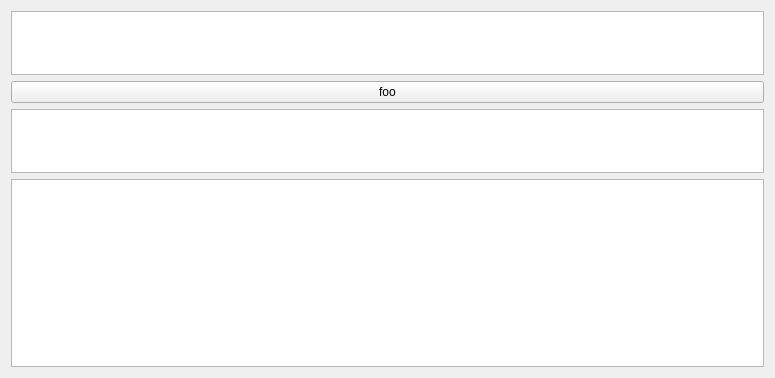
phresnel/picogen, file src/xyto/Xytoplax/simple.ui: the form before one commit.
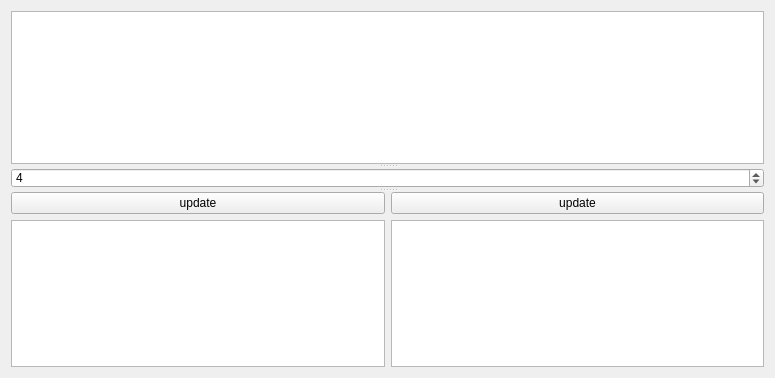
The form after the commit.

What changed in the file:
```diff
--- a/src/xyto/Xytoplax/simple.ui
+++ b/src/xyto/Xytoplax/simple.ui
@@ -13,54 +13,95 @@
   <property name="windowTitle">
    <string>Form</string>
   </property>
-  <layout class="QGridLayout" name="gridLayout">
-   <item row="0" column="0">
+  <layout class="QVBoxLayout" name="verticalLayout">
+   <item>
+    <widget class="QSplitter" name="splitter">
+     <property name="orientation">
+      <enum>Qt::Vertical</enum>
+     </property>
     <widget class="QPlainTextEdit" name="sourceCode">
      <property name="sizePolicy">
-      <sizepolicy hsizetype="Expanding" vsizetype="Fixed">
+       <sizepolicy hsizetype="Expanding" vsizetype="Expanding">
        <horstretch>0</horstretch>
        <verstretch>0</verstretch>
       </sizepolicy>
      </property>
+     </widget>
+     <widget class="QWidget" name="horizontalLayoutWidget">
+      <layout class="QHBoxLayout" name="horizontalLayout">
+       <property name="sizeConstraint">
+        <enum>QLayout::SetMaximumSize</enum>
+       </property>
+       <item>
+        <widget class="QSpinBox" name="numIterations">
      <property name="maximumSize">
       <size>
        <width>16777215</width>
-       <height>64</height>
-      </size>
-     </property>
-    </widget>
-   </item>
-   <item row="1" column="0">
-    <widget class="QPushButton" name="pushButton">
+           <height>20</height>
+          </size>
+         </property>
+         <property name="minimum">
+          <number>1</number>
+         </property>
+         <property name="value">
+          <number>4</number>
+         </property>
+        </widget>
+       </item>
+      </layout>
+     </widget>
+     <widget class="QWidget" name="horizontalLayoutWidget_2">
+      <layout class="QHBoxLayout" name="horizontalLayout_2">
+       <item>
+        <layout class="QVBoxLayout" name="verticalLayout_2">
+         <item>
+          <widget class="QPushButton" name="draw">
+           <property name="maximumSize">
+            <size>
+             <width>16777215</width>
+             <height>23</height>
+            </size>
+           </property>
      <property name="text">
-      <string>foo</string>
+            <string>update</string>
      </property>
     </widget>
    </item>
-   <item row="2" column="0">
-    <widget class="QPlainTextEdit" name="outputPattern">
-     <property name="sizePolicy">
-      <sizepolicy hsizetype="Expanding" vsizetype="Fixed">
-       <horstretch>0</horstretch>
-       <verstretch>0</verstretch>
-      </sizepolicy>
-     </property>
-     <property name="maximumSize">
-      <size>
-       <width>16777215</width>
-       <height>64</height>
-      </size>
-     </property>
-     <property name="readOnly">
-      <bool>true</bool>
-     </property>
-     <property name="plainText">
-      <string/>
-     </property>
-    </widget>
-   </item>
-   <item row="3" column="0">
+         <item>
     <widget class="QGraphicsView" name="graphicsView"/>
+         </item>
+        </layout>
+       </item>
+       <item>
+        <layout class="QVBoxLayout" name="verticalLayout_3">
+         <item>
+          <widget class="QPushButton" name="write">
+           <property name="maximumSize">
+            <size>
+             <width>16777215</width>
+             <height>23</height>
+            </size>
+           </property>
+           <property name="text">
+            <string>update</string>
+           </property>
+          </widget>
+         </item>
+         <item>
+          <widget class="QPlainTextEdit" name="outputPattern">
+           <property name="undoRedoEnabled">
+            <bool>false</bool>
+           </property>
+           <property name="lineWrapMode">
+            <enum>QPlainTextEdit::NoWrap</enum>
+           </property>
+          </widget>
+         </item>
+        </layout>
+       </item>
+      </layout>
+     </widget>
+    </widget>
    </item>
   </layout>
  </widget>
```
Lines whose indentation alone changed are shown as unchanged.
